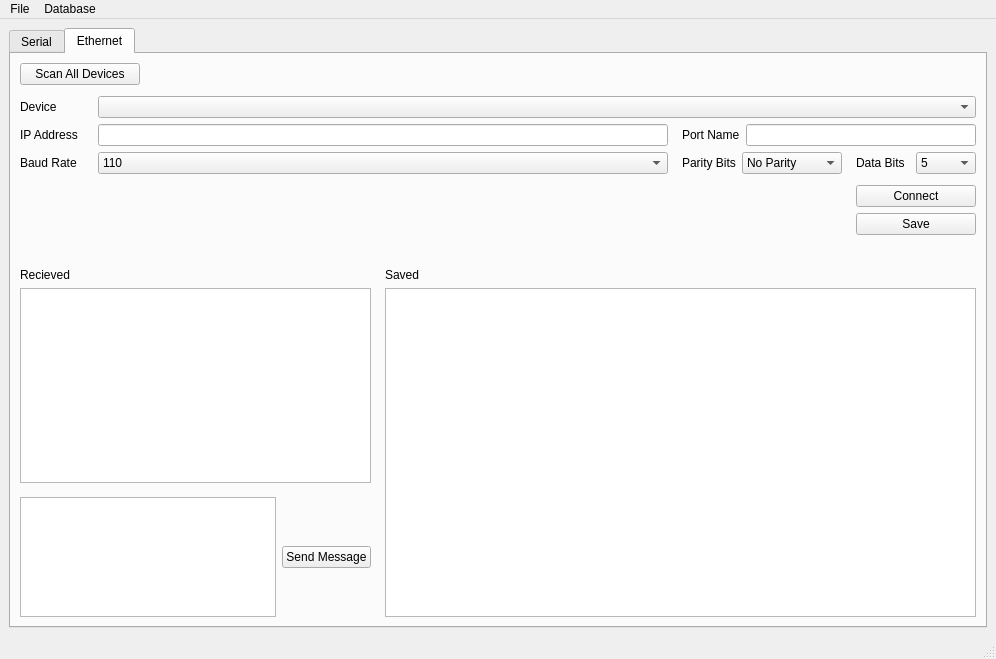
Old version of the form src/gui/ui_files/tabbed_main_communication_gui.ui in the repository SourabhSNath/Port_Communication.
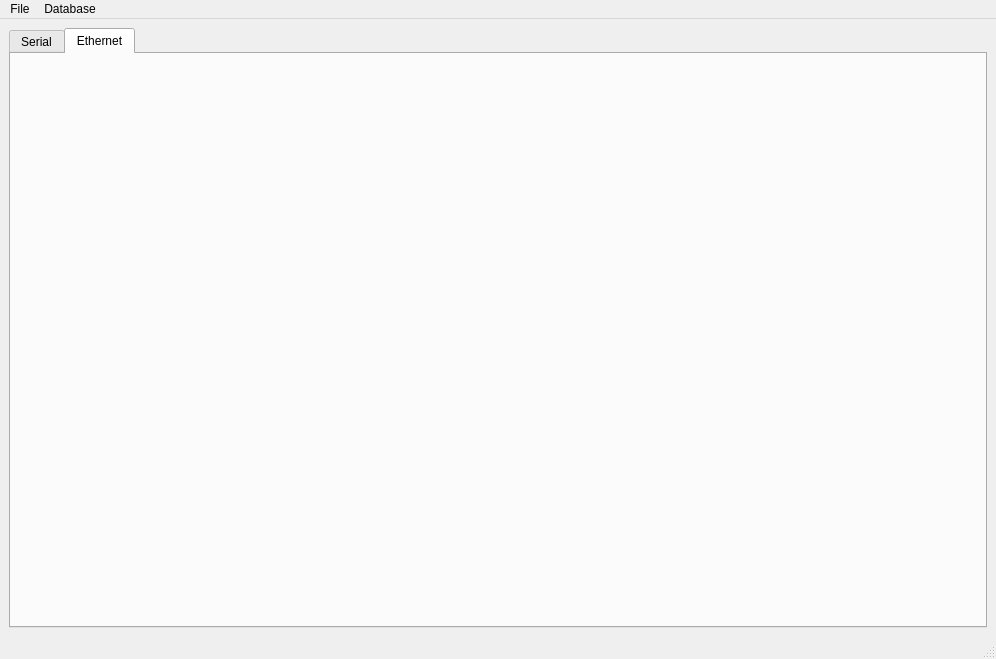
New version of the form.

Commit message: Codes for Ethernet Communication testing

Diff of the .ui file:
```diff
--- a/src/gui/ui_files/tabbed_main_communication_gui.ui
+++ b/src/gui/ui_files/tabbed_main_communication_gui.ui
@@ -429,406 +429,7 @@
        <attribute name="title">
         <string>Ethernet</string>
        </attribute>
-       <layout class="QGridLayout" name="gridLayout_2">
-        <item row="0" column="0">
-         <widget class="QPushButton" name="eth_search_device_button">
-          <property name="minimumSize">
-           <size>
-            <width>120</width>
-            <height>0</height>
-           </size>
-          </property>
-          <property name="maximumSize">
-           <size>
-            <width>120</width>
-            <height>16777215</height>
-           </size>
-          </property>
-          <property name="text">
-           <string>Scan All Devices</string>
-          </property>
-         </widget>
-        </item>
-        <item row="1" column="0">
-         <spacer name="verticalSpacer_6">
-          <property name="orientation">
-           <enum>Qt::Vertical</enum>
-          </property>
-          <property name="sizeType">
-           <enum>QSizePolicy::Fixed</enum>
-          </property>
-          <property name="sizeHint" stdset="0">
-           <size>
-            <width>117</width>
-            <height>5</height>
-           </size>
-          </property>
-         </spacer>
-        </item>
-        <item row="2" column="0" colspan="3">
-         <layout class="QFormLayout" name="eth_device_name_box">
-          <item row="0" column="0">
-           <widget class="QLabel" name="eth_device_label">
-            <property name="minimumSize">
-             <size>
-              <width>72</width>
-              <height>0</height>
-             </size>
-            </property>
-            <property name="maximumSize">
-             <size>
-              <width>72</width>
-              <height>16777215</height>
-             </size>
-            </property>
-            <property name="text">
-             <string>Device</string>
-            </property>
-           </widget>
-          </item>
-          <item row="0" column="1">
-           <widget class="QComboBox" name="eth_device_combox_box">
-            <property name="editable">
-             <bool>false</bool>
-            </property>
-            <property name="currentText">
-             <string/>
-            </property>
-            <property name="currentIndex">
-             <number>-1</number>
-            </property>
-           </widget>
-          </item>
-         </layout>
-        </item>
-        <item row="3" column="0">
-         <layout class="QFormLayout" name="eth_port_name_box">
-          <property name="rightMargin">
-           <number>8</number>
-          </property>
-          <item row="0" column="0">
-           <widget class="QLabel" name="eth_port_label">
-            <property name="minimumSize">
-             <size>
-              <width>72</width>
-              <height>0</height>
-             </size>
-            </property>
-            <property name="maximumSize">
-             <size>
-              <width>72</width>
-              <height>16777215</height>
-             </size>
-            </property>
-            <property name="text">
-             <string>IP Address</string>
-            </property>
-           </widget>
-          </item>
-          <item row="0" column="1">
-           <widget class="QLineEdit" name="eth_port_input"/>
-          </item>
-         </layout>
-        </item>
-        <item row="3" column="1" colspan="2">
-         <layout class="QFormLayout" name="eth_serial_number_box">
-          <item row="0" column="0">
-           <widget class="QLabel" name="eth_serial_no_label">
-            <property name="text">
-             <string>Port Name</string>
-            </property>
-           </widget>
-          </item>
-          <item row="0" column="1">
-           <widget class="QLineEdit" name="eth_serial_no_input"/>
-          </item>
-         </layout>
-        </item>
-        <item row="4" column="0">
-         <layout class="QHBoxLayout" name="eth_baud_rate_box">
-          <property name="rightMargin">
-           <number>8</number>
-          </property>
-          <item>
-           <widget class="QLabel" name="eth_baud_rate_label">
-            <property name="minimumSize">
-             <size>
-              <width>72</width>
-              <height>0</height>
-             </size>
-            </property>
-            <property name="maximumSize">
-             <size>
-              <width>72</width>
-              <height>16777215</height>
-             </size>
-            </property>
-            <property name="text">
-             <string>Baud Rate</string>
-            </property>
-           </widget>
-          </item>
-          <item>
-           <widget class="QComboBox" name="eth_baud_rate_combo_box">
-            <property name="minimumSize">
-             <size>
-              <width>150</width>
-              <height>0</height>
-             </size>
-            </property>
-            <item>
-             <property name="text">
-              <string>110</string>
-             </property>
-            </item>
-           </widget>
-          </item>
-         </layout>
-        </item>
-        <item row="4" column="1">
-         <layout class="QHBoxLayout" name="eth_parity_bit_box">
-          <property name="rightMargin">
-           <number>8</number>
-          </property>
-          <item>
-           <widget class="QLabel" name="eth_parity_label">
-            <property name="minimumSize">
-             <size>
-              <width>0</width>
-              <height>0</height>
-             </size>
-            </property>
-            <property name="maximumSize">
-             <size>
-              <width>16777214</width>
-              <height>16777215</height>
-             </size>
-            </property>
-            <property name="text">
-             <string>Parity Bits</string>
-            </property>
-           </widget>
-          </item>
-          <item>
-           <widget class="QComboBox" name="eth_parity_combobox">
-            <property name="sizePolicy">
-             <sizepolicy hsizetype="Preferred" vsizetype="Fixed">
-              <horstretch>0</horstretch>
-              <verstretch>0</verstretch>
-             </sizepolicy>
-            </property>
-            <property name="minimumSize">
-             <size>
-              <width>100</width>
-              <height>0</height>
-             </size>
-            </property>
-            <item>
-             <property name="text">
-              <string>No Parity</string>
-             </property>
-            </item>
-            <item>
-             <property name="text">
-              <string>Odd</string>
-             </property>
-            </item>
-            <item>
-             <property name="text">
-              <string>Even</string>
-             </property>
-            </item>
-           </widget>
-          </item>
-         </layout>
-        </item>
-        <item row="4" column="2">
-         <layout class="QHBoxLayout" name="eth_data_bit_box">
-          <property name="rightMargin">
-           <number>0</number>
-          </property>
-          <item>
-           <widget class="QLabel" name="eth_data_bit_label">
-            <property name="minimumSize">
-             <size>
-              <width>0</width>
-              <height>0</height>
-             </size>
-            </property>
-            <property name="maximumSize">
-             <size>
-              <width>100</width>
-              <height>16777215</height>
-             </size>
-            </property>
-            <property name="text">
-             <string>Data Bits</string>
-            </property>
-           </widget>
-          </item>
-          <item>
-           <widget class="QComboBox" name="eth_data_bit_combobox">
-            <property name="minimumSize">
-             <size>
-              <width>60</width>
-              <height>0</height>
-             </size>
-            </property>
-            <property name="maximumSize">
-             <size>
-              <width>60</width>
-              <height>16777215</height>
-             </size>
-            </property>
-            <item>
-             <property name="text">
-              <string>5</string>
-             </property>
-            </item>
-            <item>
-             <property name="text">
-              <string>6</string>
-             </property>
-            </item>
-            <item>
-             <property name="text">
-              <string>7</string>
-             </property>
-            </item>
-            <item>
-             <property name="text">
-              <string>8</string>
-             </property>
-            </item>
-           </widget>
-          </item>
-         </layout>
-        </item>
-        <item row="5" column="2">
-         <spacer name="verticalSpacer_4">
-          <property name="orientation">
-           <enum>Qt::Vertical</enum>
-          </property>
-          <property name="sizeType">
-           <enum>QSizePolicy::Fixed</enum>
-          </property>
-          <property name="sizeHint" stdset="0">
-           <size>
-            <width>120</width>
-            <height>5</height>
-           </size>
-          </property>
-         </spacer>
-        </item>
-        <item row="6" column="2">
-         <widget class="QPushButton" name="eth_connect_button">
-          <property name="text">
-           <string>Connect</string>
-          </property>
-         </widget>
-        </item>
-        <item row="7" column="2">
-         <widget class="QPushButton" name="eth_save_to_database_button">
-          <property name="text">
-           <string>Save</string>
-          </property>
-         </widget>
-        </item>
-        <item row="8" column="2">
-         <spacer name="verticalSpacer_5">
-          <property name="orientation">
-           <enum>Qt::Vertical</enum>
-          </property>
-          <property name="sizeType">
-           <enum>QSizePolicy::Fixed</enum>
-          </property>
-          <property name="sizeHint" stdset="0">
-           <size>
-            <width>120</width>
-            <height>27</height>
-           </size>
-          </property>
-         </spacer>
-        </item>
-        <item row="9" column="0" colspan="3">
-         <layout class="QHBoxLayout" name="eth_horizontalLayout" stretch="0,3">
-          <item>
-           <layout class="QVBoxLayout" name="eth_message_ox">
-            <property name="rightMargin">
-             <number>8</number>
-            </property>
-            <item>
-             <widget class="QLabel" name="eth_recieved_label">
-              <property name="text">
-               <string>Recieved</string>
-              </property>
-             </widget>
-            </item>
-            <item>
-             <widget class="QTextEdit" name="eth_recieved_message_text_output"/>
-            </item>
-            <item>
-             <layout class="QHBoxLayout" name="eth_send_message_box">
-              <property name="topMargin">
-               <number>8</number>
-              </property>
-              <item>
-               <widget class="QTextEdit" name="eth_send_message_input">
-                <property name="sizePolicy">
-                 <sizepolicy hsizetype="Expanding" vsizetype="Fixed">
-                  <horstretch>0</horstretch>
-                  <verstretch>0</verstretch>
-                 </sizepolicy>
-                </property>
-                <property name="minimumSize">
-                 <size>
-                  <width>0</width>
-                  <height>120</height>
-                 </size>
-                </property>
-                <property name="maximumSize">
-                 <size>
-                  <width>16777215</width>
-                  <height>120</height>
-                 </size>
-                </property>
-                <property name="html">
-                 <string>&lt;!DOCTYPE HTML PUBLIC &quot;-//W3C//DTD HTML 4.0//EN&quot; &quot;http://www.w3.org/TR/REC-html40/strict.dtd&quot;&gt;
-&lt;html&gt;&lt;head&gt;&lt;meta name=&quot;qrichtext&quot; content=&quot;1&quot; /&gt;&lt;style type=&quot;text/css&quot;&gt;
-p, li { white-space: pre-wrap; }
-&lt;/style&gt;&lt;/head&gt;&lt;body style=&quot; font-family:'Noto Sans'; font-size:10pt; font-weight:400; font-style:normal;&quot;&gt;
-&lt;p style=&quot;-qt-paragraph-type:empty; margin-top:0px; margin-bottom:0px; margin-left:0px; margin-right:0px; -qt-block-indent:0; text-indent:0px;&quot;&gt;&lt;br /&gt;&lt;/p&gt;&lt;/body&gt;&lt;/html&gt;</string>
-                </property>
-               </widget>
-              </item>
-              <item>
-               <widget class="QPushButton" name="eth_send_message_button">
-                <property name="text">
-                 <string>Send Message</string>
-                </property>
-               </widget>
-              </item>
-             </layout>
-            </item>
-           </layout>
-          </item>
-          <item>
-           <layout class="QVBoxLayout" name="eth_save_table_box">
-            <item alignment="Qt::AlignLeft">
-             <widget class="QLabel" name="eth_saved_label">
-              <property name="text">
-               <string>Saved</string>
-              </property>
-             </widget>
-            </item>
-            <item>
-             <widget class="QTableWidget" name="eth_saved_table"/>
-            </item>
-           </layout>
-          </item>
-         </layout>
-        </item>
-       </layout>
+       <layout class="QGridLayout" name="gridLayout_2"/>
       </widget>
      </widget>
     </item>
```
Left out of the diff: 401 changed lines with no effect on the pictures. The commit also changes 16 other files.
